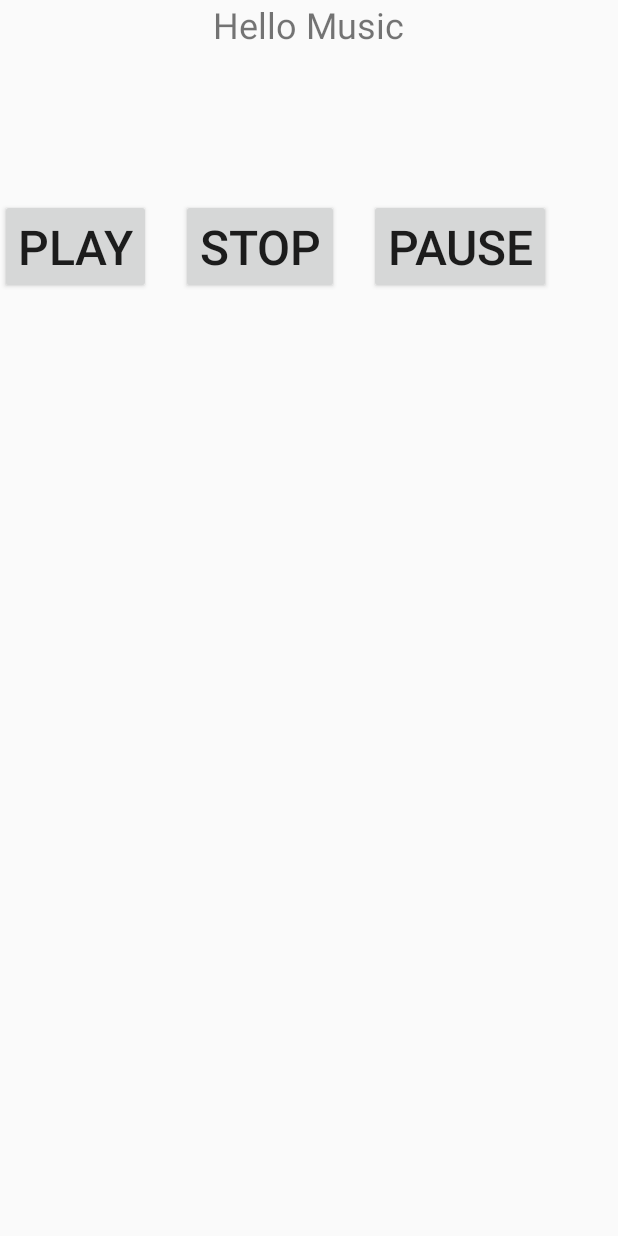
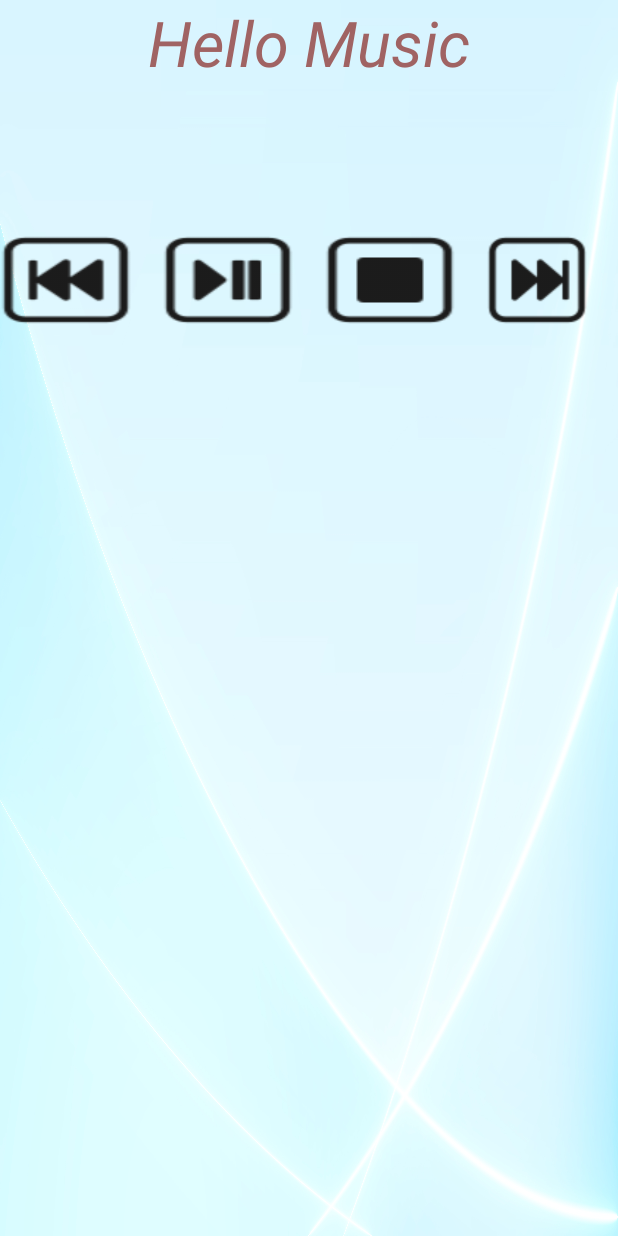
Before and after one commit to Aishwarya02082001/Media, an Android app: the screen it shows after launch (MainActivity), on a phone screen of 412 x 824 dp. Run offline under Robolectric (Android 15) with nearby library versions, the phone set to English and light mode, and no system bars; network calls fail.

Commit message:
Refactored UI and added Play/Pause button

```diff
--- a/automotive/src/main/java/com/example/mediahmi/activity/MainActivity.java
+++ b/automotive/src/main/java/com/example/mediahmi/activity/MainActivity.java
@@ -5,6 +5,7 @@ import android.os.Bundle;
 import android.support.v4.media.MediaBrowserCompat;
 import android.support.v4.media.session.MediaControllerCompat;
 import android.support.v4.media.session.MediaSessionCompat;
+import android.support.v4.media.session.PlaybackStateCompat;
 import android.util.Log;
 import android.view.View;
 import android.widget.Button;
@@ -20,8 +21,7 @@ import com.example.mediahmi.service.MyMusicService;
 
 public class MainActivity extends AppCompatActivity {
 
-    private Button mPlayBtn;
-    private Button mPauseBtn;
+    private Button mPlayPauseBtn;
     private Button mStopBtn;
     private Button mPreviousBtn;
     private Button mNextBtn;
@@ -35,53 +35,43 @@ public class MainActivity extends AppCompatActivity {
         super.onCreate(savedInstanceState);
         EdgeToEdge.enable(this);
         setContentView(R.layout.activity_main);
-        Log.i("MediaApp","MainActivity called in MediaApp");
+        Log.i("MediaApp", "MainActivity called in MediaApp");
         ViewCompat.setOnApplyWindowInsetsListener(findViewById(R.id.main), (v, insets) -> {
             Insets systemBars = insets.getInsets(WindowInsetsCompat.Type.systemBars());
             v.setPadding(systemBars.left, systemBars.top, systemBars.right, systemBars.bottom);
             return insets;
         });
 
-        mPlayBtn = (Button) findViewById(R.id.play);
-        mPauseBtn = (Button) findViewById(R.id.pause);
+        mPlayPauseBtn = (Button) findViewById(R.id.play_pause);
         mStopBtn = (Button) findViewById(R.id.stop);
         mPreviousBtn = (Button) findViewById(R.id.previous);
         mNextBtn = (Button) findViewById(R.id.next);
 
-
-        mediaBrowserCompat = new MediaBrowserCompat(this,new ComponentName(this,MyMusicService.class),connectionCallback,null);
+        mediaBrowserCompat = new MediaBrowserCompat(this, new ComponentName(this, MyMusicService.class), connectionCallback, null);
     }
 
 
     @Override
-    protected void onStart(){
+    protected void onStart() {
         super.onStart();
         mediaBrowserCompat.connect();
     }
 
     public void setUpButtons() {
-        mPlayBtn.setOnClickListener(new View.OnClickListener() {
+        mPlayPauseBtn.setOnClickListener(new View.OnClickListener() {
             @Override
             public void onClick(View v) {
 
-                if (mediaController != null) {
-                    mediaController.getTransportControls().play();
-
-
-                } else {
-                    Log.w("MediaApp", "MediaController is not connected yet.");
+                if (mediaController == null) {
+                    return;
                 }
-
-            }
-        });
-
-        mPauseBtn.setOnClickListener(new View.OnClickListener() {
-            @Override
-            public void onClick(View v) {
-                if (mediaController != null) {
+                PlaybackStateCompat state = mediaController.getPlaybackState();
+                if (state != null && state.getState() == PlaybackStateCompat.STATE_PLAYING) {
+                    Log.w("MediaApp", "pause button clicked");
                     mediaController.getTransportControls().pause();
                 } else {
-                    Log.w("MediaApp", "MediaController is not connected yet.");
+                    Log.w("MediaApp", "play button clicked");
+                    mediaController.getTransportControls().play();
                 }
             }
         });
--- a/automotive/src/main/java/com/example/mediahmi/service/MyMusicService.java
+++ b/automotive/src/main/java/com/example/mediahmi/service/MyMusicService.java
@@ -145,7 +145,7 @@ public class MyMusicService extends MediaBrowserServiceCompat {
         @Override
         public void onPlay() {
             Log.i("MyMusicService", "Music is playing");
-            mMusicPlayerManager.playCurrentSong();
+            mMusicPlayerManager.togglePlayPause();
         }
 
         @Override
--- a/automotive/src/main/res/layout/activity_main.xml
+++ b/automotive/src/main/res/layout/activity_main.xml
@@ -8,6 +8,7 @@
     android:layout_height="match_parent"
     android:orientation="vertical"
     android:id="@+id/main"
+    android:background="@drawable/background"
     tools:context=".activity.MainActivity">
 
     <TextView
@@ -16,7 +17,10 @@
         android:layout_height="wrap_content"
         android:text="@string/hello_world"
         android:layout_gravity="center"
-        android:textSize="24sp" />
+        android:textSize="42sp"
+        android:textStyle="italic"
+        android:textColor="#A06363"/>
+
 
     <LinearLayout
         android:layout_width="wrap_content"
@@ -25,45 +29,33 @@
         android:layout_marginTop="100dp"
         android:orientation="horizontal">
 
-    <Button
-        android:id="@+id/play"
-        android:layout_width="wrap_content"
-        android:layout_height="wrap_content"
-        android:layout_marginEnd="20dp"
-        android:text="@string/play"
-        android:textSize="32sp"/>
+        <Button
+            android:id="@+id/previous"
+            android:layout_width="wrap_content"
+            android:layout_height="wrap_content"
+            android:layout_marginEnd="20dp"
+            android:background="@drawable/previous" />
+
+        <Button
+            android:id="@+id/play_pause"
+            android:layout_width="wrap_content"
+            android:layout_height="wrap_content"
+            android:layout_marginEnd="20dp"
+            android:background="@drawable/play_pause"/>
 
         <Button
             android:id="@+id/stop"
             android:layout_width="wrap_content"
             android:layout_height="wrap_content"
             android:layout_marginEnd="20dp"
-            android:text="@string/stop"
-            android:textSize="32sp"/>
-
-        <Button
-            android:id="@+id/pause"
-            android:layout_width="wrap_content"
-            android:layout_height="wrap_content"
-            android:layout_marginEnd="20dp"
-            android:text="@string/pause"
-            android:textSize="32sp"/>
-
-        <Button
-            android:id="@+id/previous"
-            android:layout_width="wrap_content"
-            android:layout_height="wrap_content"
-            android:layout_marginEnd="20dp"
-            android:text="@string/previous"
-            android:textSize="32sp"/>
+            android:background="@drawable/stop"/>
 
         <Button
             android:id="@+id/next"
             android:layout_width="wrap_content"
             android:layout_height="wrap_content"
             android:layout_marginEnd="20dp"
-            android:text="@string/next"
-            android:textSize="32sp"/>
+            android:background="@drawable/next"/>
 
     </LinearLayout>
 
```
Also changed, not shown: automotive/src/main/java/com/example/mediahmi/manager/MusicPlayerManager.java (+31 -11 lines), automotive/src/main/res/drawable/background.jpg (added), automotive/src/main/res/drawable/next.png (added), automotive/src/main/res/drawable/pause.png (added), automotive/src/main/res/drawable/play.png (added), automotive/src/main/res/drawable/play_pause.png (added), automotive/src/main/res/drawable/previous.png (added), automotive/src/main/res/drawable/stop.png (added), 2 other files. Lines whose indentation alone changed are shown as unchanged.
